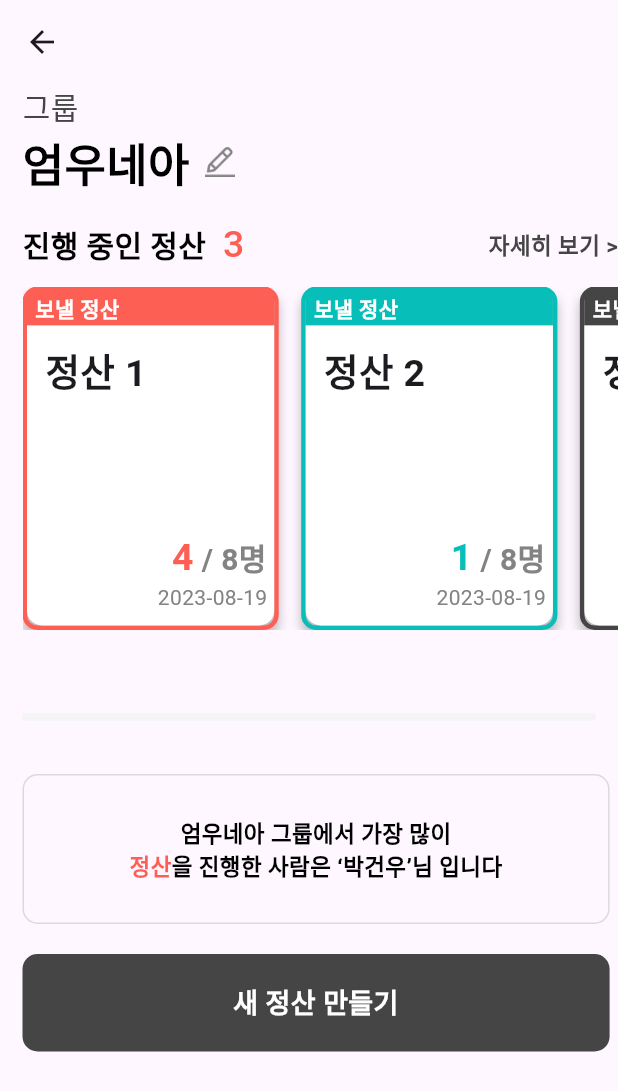
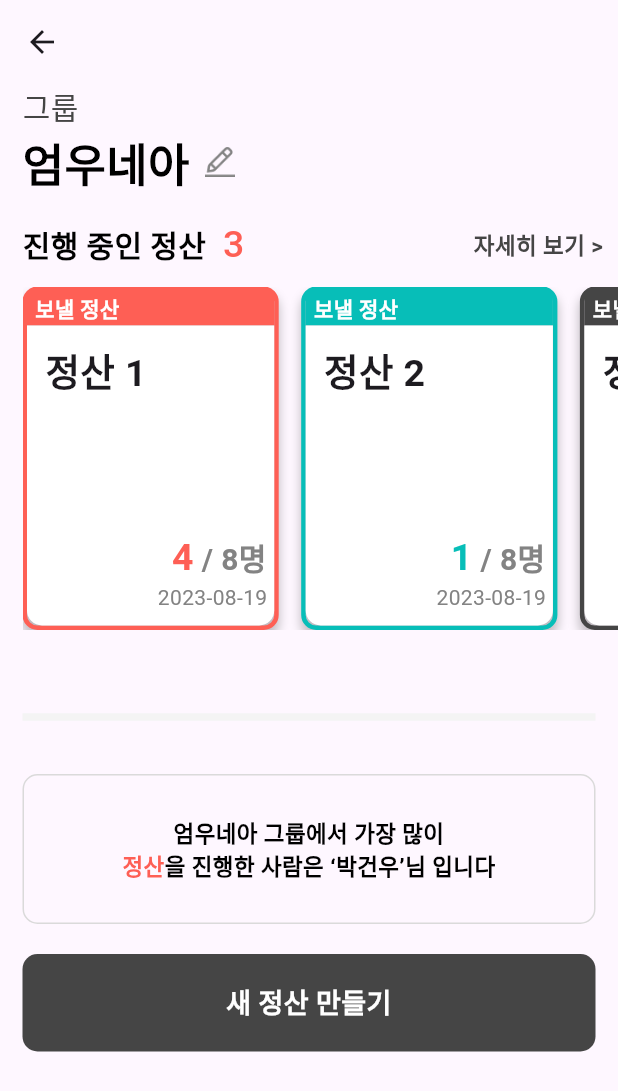
Before and after one commit to UmWooNeAh/GroupSettlement2, a Flutter app: the groupMainPage screen opened by its route, on a phone screen of 412 x 824 dp. Shown: the top 1091 px of the screen. Run offline on Flutter 3.47's test engine with Material 2 defaults, Android fonts, the phone set to English and light mode, and no system bars; our stand-ins replace cloud_firestore, firebase_core, firebase_messaging, flutter_local_notifications, flutter_riverpod, flutter_slidable and 3 more; missing offline and left inert: kakao_flutter_sdk, kakao_flutter_sdk_user; accounts and stored records are empty.

Commit message:
Refactor : groupMainPage
padding값 조정

```diff
--- a/lib/view/groupMainPage.dart
+++ b/lib/view/groupMainPage.dart
@@ -73,13 +73,16 @@ class _State extends State<groupMainPage> {
                       ]
                       )
                     ),
-                    Text(
+                    Padding(
+                      padding: EdgeInsets.only(right:10),
+                      child: Text(
                         '자세히 보기 >',
                         style: TextStyle(
                           color: Color(0xFF454545),
                           fontSize: 15,
                           fontWeight: FontWeight.w600,
                           height: 0,
+                        ),
                       ),
                     )
                   ]),
@@ -377,7 +380,9 @@ class _State extends State<groupMainPage> {
                     child:Divider(thickness: 5,color:Color(0xFFF4F4F4)),
                   ),
                   SizedBox(height:30),
-                  Container(
+                  Padding(
+                    padding: EdgeInsets.only(right:15),
+                    child: Container(
                       width: size.width * 0.95,
                       height: 100,
                       alignment: Alignment.center,
@@ -448,11 +453,14 @@ class _State extends State<groupMainPage> {
                         ),
 
                     ),
+                  ),
                   SizedBox(height: 20),
                   GestureDetector(
                     onTap: (){
                       // context.push();
                     },
+                    child: Padding(
+                      padding: EdgeInsets.only(right:15),
                       child: Container(
                         width: size.width *0.95,
                         height: 65,
@@ -475,6 +483,7 @@ class _State extends State<groupMainPage> {
                           ),
                         ),
                       ),
+                    ),
                   )
                 ],
               ),
```
Lines whose indentation alone changed are shown as unchanged.
